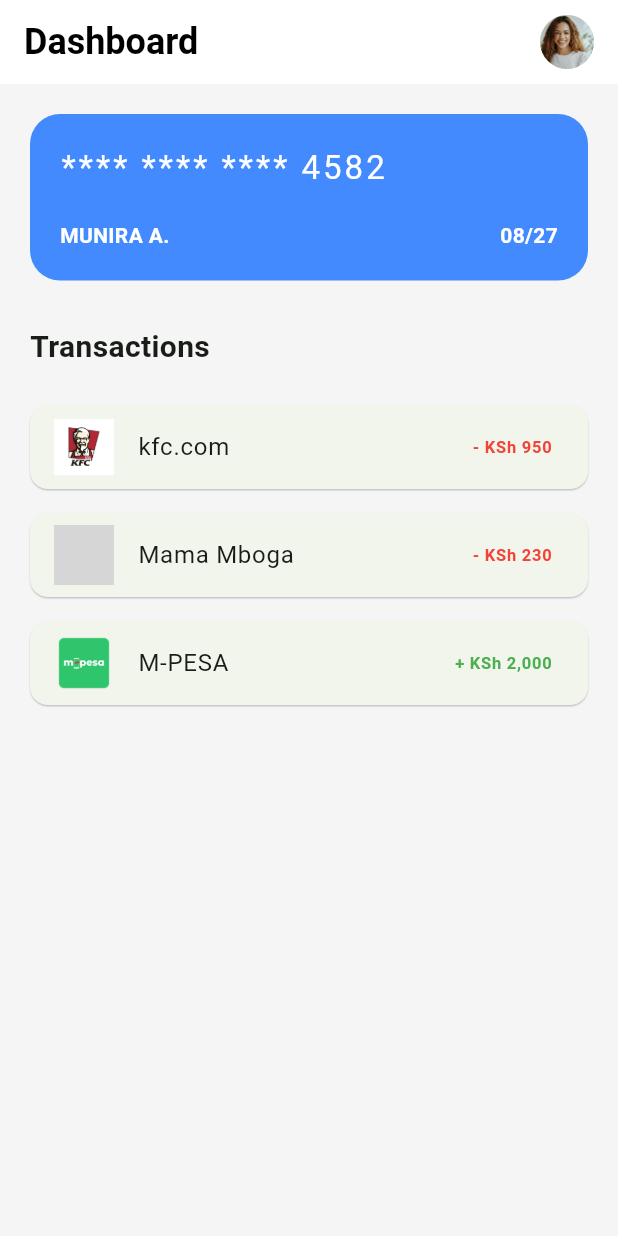
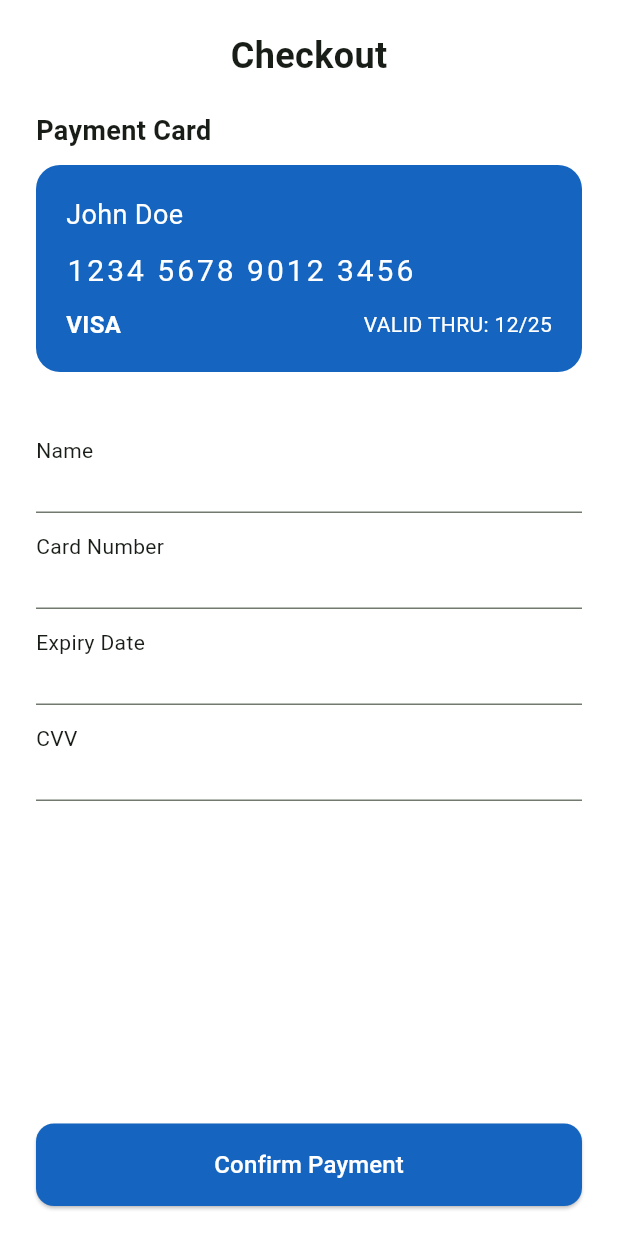
Before and after one commit to Munira12345/minipay, a Flutter app: the SignUpScreen screen opened directly, after a tap on "Sign Up", on a phone screen of 412 x 824 dp. Run offline on Flutter 3.47's test engine with Material 3 defaults, Android fonts, the phone set to English and light mode, and no system bars; grey boxes are pictures that could not be loaded.

Commit message:
payments screen UI

```diff
--- /dev/null
+++ b/lib/payments_screen.dart
@@ -0,0 +1,140 @@
+import 'package:flutter/material.dart';
+
+class PaymentsScreen extends StatelessWidget {
+  const PaymentsScreen({super.key});
+
+  @override
+  Widget build(BuildContext context) {
+    final primaryBlue = Color(0xFF1565C0);
+
+    return Scaffold(
+      backgroundColor: Colors.white,
+      body: SafeArea(
+        child: Padding(
+          padding: const EdgeInsets.symmetric(horizontal: 24.0),
+          child: Column(
+            crossAxisAlignment: CrossAxisAlignment.center,
+            children: [
+              const SizedBox(height: 20),
+              const Center(
+                child: Text(
+                  "Checkout",
+                  style: TextStyle(fontSize: 24, fontWeight: FontWeight.bold),
+                ),
+              ),
+              const SizedBox(height: 20),
+              const Align(
+                alignment: Alignment.centerLeft,
+                child: Text(
+                  "Payment Card",
+                  style: TextStyle(fontSize: 18, fontWeight: FontWeight.w600),
+                ),
+              ),
+              const SizedBox(height: 10),
+
+              // Payment Card
+              Container(
+                width: double.infinity,
+                padding: const EdgeInsets.all(20),
+                decoration: BoxDecoration(
+                  color: primaryBlue,
+                  borderRadius: BorderRadius.circular(16),
+                ),
+                child: Column(
+                  crossAxisAlignment: CrossAxisAlignment.start,
+                  children: const [
+                    Text(
+                      "John Doe",
+                      style: TextStyle(color: Colors.white, fontSize: 18),
+                    ),
+                    SizedBox(height: 10),
+                    Text(
+                      "1234 5678 9012 3456",
+                      style: TextStyle(
+                        color: Colors.white,
+                        fontSize: 20,
+                        letterSpacing: 2.0,
+                      ),
+                    ),
+                    SizedBox(height: 10),
+                    Row(
+                      mainAxisAlignment: MainAxisAlignment.spaceBetween,
+                      children: [
+                        Text(
+                          "VISA",
+                          style: TextStyle(
+                              color: Colors.white,
+                              fontSize: 16,
+                              fontWeight: FontWeight.bold),
+                        ),
+                        Text(
+                          "VALID THRU: 12/25",
+                          style: TextStyle(color: Colors.white),
+                        ),
+                      ],
+                    ),
+                  ],
+                ),
+              ),
+
+              const SizedBox(height: 30),
+
+              // Input fields
+              _UnderlinedInput(label: "Name"),
+              _UnderlinedInput(label: "Card Number"),
+              _UnderlinedInput(label: "Expiry Date"),
+              _UnderlinedInput(label: "CVV"),
+
+              const Spacer(),
+
+              // Confirm Button
+              SizedBox(
+                width: double.infinity,
+                child: ElevatedButton(
+                  onPressed: () {
+                    // Confirm payment logic
+                  },
+                  style: ElevatedButton.styleFrom(
+                    backgroundColor: primaryBlue,
+                    foregroundColor: Colors.white,
+                    padding: const EdgeInsets.symmetric(vertical: 16),
+                    shape: RoundedRectangleBorder(
+                        borderRadius: BorderRadius.circular(12)),
+                  ),
+                  child: const Text(
+                    "Confirm Payment",
+                    style: TextStyle(fontSize: 16),
+                  ),
+                ),
+              ),
+
+              const SizedBox(height: 20),
+            ],
+          ),
+        ),
+      ),
+    );
+  }
+}
+
+class _UnderlinedInput extends StatelessWidget {
+  final String label;
+  const _UnderlinedInput({required this.label});
+
+  @override
+  Widget build(BuildContext context) {
+    return Column(
+      crossAxisAlignment: CrossAxisAlignment.start,
+      children: [
+        const SizedBox(height: 12),
+        Text(label),
+        TextField(
+          decoration: const InputDecoration(
+            isDense: true,
+            border: UnderlineInputBorder(),
+          ),
+        ),
+      ],
+    );
+  }
+}
--- a/lib/signup_screen.dart
+++ b/lib/signup_screen.dart
@@ -1,5 +1,6 @@
 import 'package:flutter/material.dart';
 import 'dashboard_screen.dart';
+import 'payments_screen.dart';
 
 class SignUpScreen extends StatelessWidget {
   const SignUpScreen({super.key});
@@ -49,7 +50,7 @@ class SignUpScreen extends StatelessWidget {
                   onPressed: ()
                   {
                     Navigator.push(context,
-                      MaterialPageRoute(builder: (context) => const DashboardScreen()),
+                      MaterialPageRoute(builder: (context) => const PaymentsScreen()),
                     );
 
                   },
```
